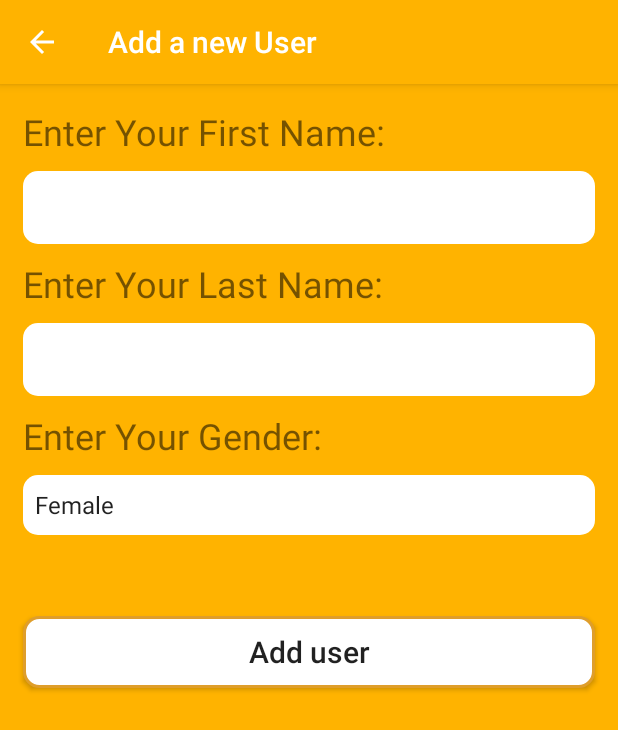
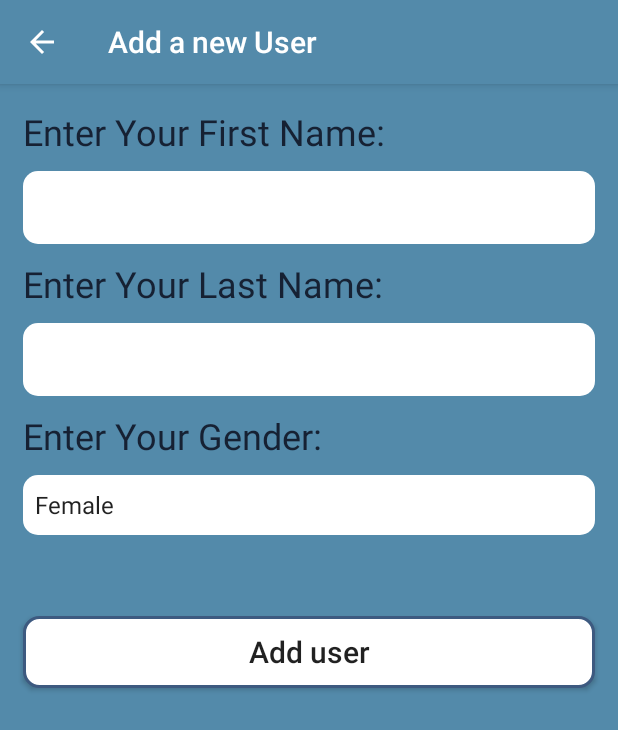
Before and after one commit to heushreck/running-android, an Android app: the AddUserActivity screen opened directly, with no data from a screen before it, on a phone screen of 412 x 824 dp. Shown: the top 730 px of the screen. Run offline under Robolectric (Android 15) with nearby library versions, the phone set to English and light mode, and no system bars.

Commit message:
Changed colors as a test, added padding to buttons and put strings in ressources

```diff
--- a/app/src/main/res/layout/activity_add_user.xml
+++ b/app/src/main/res/layout/activity_add_user.xml
@@ -14,7 +14,8 @@
         app:layout_constraintTop_toTopOf="parent"
         app:layout_constraintLeft_toLeftOf="parent"
         android:layout_margin="10dp"
-        android:text="Enter Your First Name:"
+        android:text="@string/enter_first_name"
+        android:textColor="@color/colorPrimaryText"
         android:textSize="24sp"
         >
     </TextView>
@@ -42,7 +43,8 @@
         app:layout_constraintTop_toBottomOf="@id/add_user_firstName"
         app:layout_constraintLeft_toLeftOf="parent"
         android:layout_margin="10dp"
-        android:text="Enter Your Last Name:"
+        android:text="@string/enter_last_name"
+        android:textColor="@color/colorPrimaryText"
         android:textSize="24sp"
         >
     </TextView>
@@ -70,9 +72,9 @@
         android:layout_height="wrap_content"
         app:layout_constraintTop_toBottomOf="@id/add_user_lastName"
         app:layout_constraintLeft_toLeftOf="parent"
-
+        android:textColor="@color/colorPrimaryText"
         android:layout_margin="10dp"
-        android:text="Enter Your Gender:"
+        android:text="@string/enter_gender"
         android:textSize="24sp"
         >
     </TextView>
@@ -95,11 +97,11 @@
         android:layout_height="wrap_content"
         android:layout_margin="10dp"
         android:background="@drawable/background_button"
-        android:text="Add user"
+        android:text="@string/add_user"
         android:textAllCaps="false"
         android:textSize="20sp"
         app:layout_constraintBottom_toBottomOf="parent"
         app:layout_constraintLeft_toLeftOf="parent"
         app:layout_constraintTop_toBottomOf="@id/add_user_spinner"
-        app:layout_constraintVertical_bias="0.111"></Button>
+        app:layout_constraintVertical_bias="0.111" />
 </androidx.constraintlayout.widget.ConstraintLayout>
--- a/app/src/main/res/values/colors.xml
+++ b/app/src/main/res/values/colors.xml
@@ -1,6 +1,7 @@
 <?xml version="1.0" encoding="utf-8"?>
 <resources>
-    <color name="colorPrimary">#FFB300</color>
-    <color name="colorPrimaryDark">#DF9E2B</color>
-    <color name="colorAccent">#E53935</color>
+    <color name="colorPrimary">#538AAA</color>
+    <color name="colorPrimaryDark">#3D5A80</color>
+    <color name="colorAccent">#EE6C4D</color>
+    <color name="colorPrimaryText">#162133</color>
 </resources>
--- a/app/src/main/res/values/strings.xml
+++ b/app/src/main/res/values/strings.xml
@@ -24,6 +24,15 @@
 
     <string name="title_activity_show_run">Your Run</string>
     <string name="google_maps_key">AIzaSyDXYGo5gOtBDjQdBTJVBJ8KQwpsa1il-9g</string>
+    <string name="enter_first_name">Enter Your First Name:</string>
+    <string name="enter_last_name">Enter Your Last Name:</string>
+    <string name="enter_gender">Enter Your Gender:</string>
+    <string name="add_user">Add user</string>
+    <string name="change_runner">Change Runner</string>
+    <string name="see_previous_runs">See previous runs</string>
+    <string name="track_run">Track your running!</string>
+    <string name="current_runner">Current Runner:</string>
+    <string name="informations">Informations</string>
 
     <string-array name="gender_array">
         <item>Female</item>
```
Also changed, not shown: app/src/main/res/layout/activity_main.xml (+10 -9 lines).
